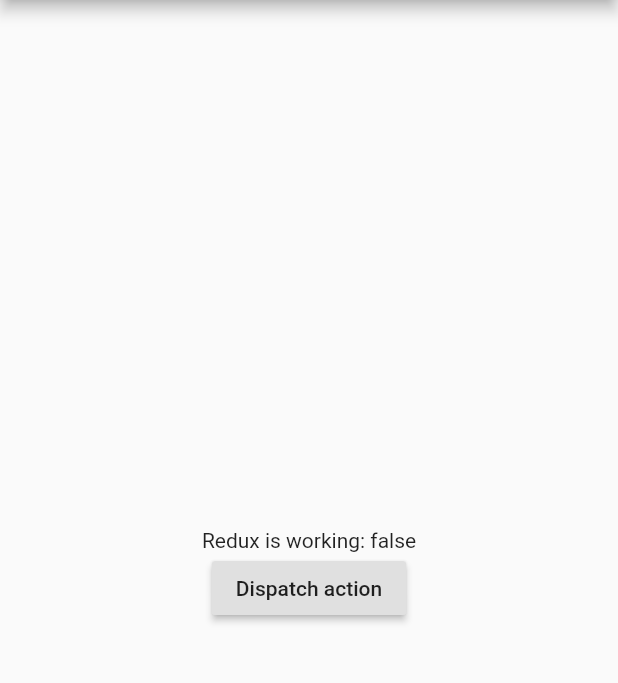
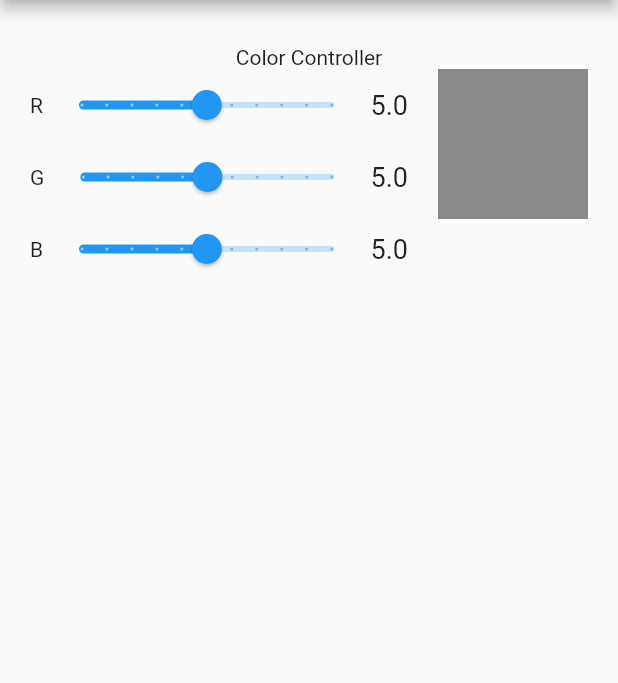
Before and after one commit to hybridheroes/flutter_redux_example_app, a Flutter app: the screen it shows after launch, on a phone screen of 412 x 824 dp, the part 84-767 px from its top. Run offline on Flutter 3.47's test engine with Material 2 defaults, Android fonts, the phone set to English and light mode, and no system bars; our stand-ins replace flutter_redux, redux.

Commit message:
color section widgets

```diff
--- /dev/null
+++ b/lib/color_box.dart
@@ -0,0 +1,18 @@
+import 'package:flutter/material.dart';
+
+class ColorBox extends StatelessWidget {
+  @override
+  Widget build(BuildContext context) {
+    return Container(
+      width: 100,
+      height: 100,
+      child: Center(
+        child: Container(
+          width: 100,
+          height: 100,
+          color: Colors.black45,
+        ),
+      ),
+    );
+  }
+}
--- /dev/null
+++ b/lib/color_controller.dart
@@ -0,0 +1,48 @@
+import 'package:flutter/material.dart';
+import 'package:sample_flutter_redux_app/my_slider.dart';
+
+class ColorController extends StatefulWidget {
+  @override
+  _ColorControllerState createState() => _ColorControllerState();
+}
+
+class _ColorControllerState extends State<ColorController> {
+  double _red = 5.0;
+  double _green = 5.0;
+  double _blue = 5.0;
+
+  @override
+  Widget build(BuildContext context) {
+    return Column(
+      children: <Widget>[
+        MySlider(
+          value: _red,
+          label: 'R',
+          onChanged: (val) {
+            setState(() {
+              _red = val;
+            });
+          },
+        ),
+        MySlider(
+          value: _green,
+          label: 'G',
+          onChanged: (val) {
+            setState(() {
+              _green = val;
+            });
+          },
+        ),
+        MySlider(
+          value: _blue,
+          label: 'B',
+          onChanged: (val) {
+            setState(() {
+              _blue = val;
+            });
+          },
+        ),
+      ],
+    );
+  }
+}
--- a/lib/main.dart
+++ b/lib/main.dart
@@ -3,7 +3,8 @@ import 'package:redux/redux.dart';
 import 'package:flutter_redux/flutter_redux.dart';
 import 'package:sample_flutter_redux_app/models/models.dart';
 import 'package:sample_flutter_redux_app/reducers/app_reducer.dart';
-import 'package:sample_flutter_redux_app/actions/actions.dart';
+import 'package:sample_flutter_redux_app/color_box.dart';
+import 'package:sample_flutter_redux_app/color_controller.dart';
 
 void main() {
   final store = Store<AppState>(
@@ -25,23 +26,32 @@ class MyApp extends StatelessWidget {
         appBar: AppBar(
           title: Text('Flutter Redux Demo'),
         ),
-        body: StoreConnector<AppState, bool>(
-          converter: (Store<AppState> store) => store.state.reduxSetup,
-          builder: (BuildContext context, bool reduxSetup) {
-            return Center(
-              child: Column(
-                mainAxisAlignment: MainAxisAlignment.center,
-                children: <Widget>[
-                  Text('Redux is working: $reduxSetup'),
-                  RaisedButton(
-                    child: Text('Dispatch action'),
-                    onPressed: () => StoreProvider.of<AppState>(context)
-                        .dispatch(TestAction(true)),
-                  ),
-                ],
+        body: Padding(
+          padding: EdgeInsets.all(20),
+          child: ListView(
+            children: <Widget>[
+              Container(
+                padding: EdgeInsets.only(top: 10),
+                child: Column(
+                  children: <Widget>[
+                    Text('Color Controller'),
+                    Row(
+                      crossAxisAlignment: CrossAxisAlignment.start,
+                      children: <Widget>[
+                        Expanded(
+                          child: Padding(
+                            padding: EdgeInsets.only(right: 20),
+                            child: ColorController(),
+                          ),
+                        ),
+                        ColorBox(),
+                      ],
+                    ),
+                  ],
+                ),
               ),
-            );
-          },
+            ],
+          ),
         ),
       ),
     );
--- /dev/null
+++ b/lib/my_slider.dart
@@ -0,0 +1,41 @@
+import 'package:flutter/material.dart';
+
+class MySlider extends StatefulWidget {
+  final double value;
+  final String label;
+  final void Function(double) onChanged;
+
+  MySlider(
+      {@required this.value, @required this.label, @required this.onChanged});
+
+  @override
+  _MySliderState createState() => _MySliderState();
+}
+
+class _MySliderState extends State<MySlider> {
+  @override
+  Widget build(BuildContext context) {
+    return Row(
+      children: <Widget>[
+        Text(
+          '${widget.label}',
+        ),
+        Expanded(
+          child: Slider(
+            value: widget.value,
+            min: 0,
+            max: 10,
+            divisions: 10,
+            onChanged: widget.onChanged,
+          ),
+        ),
+        Text(
+          '${widget.value}',
+          style: TextStyle(
+            fontSize: 18,
+          ),
+        ),
+      ],
+    );
+  }
+}
```
